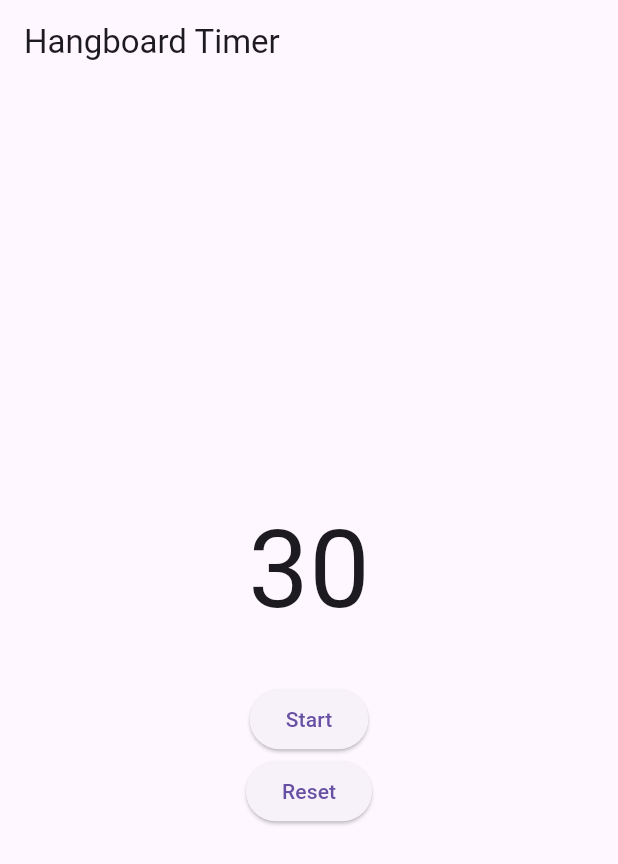
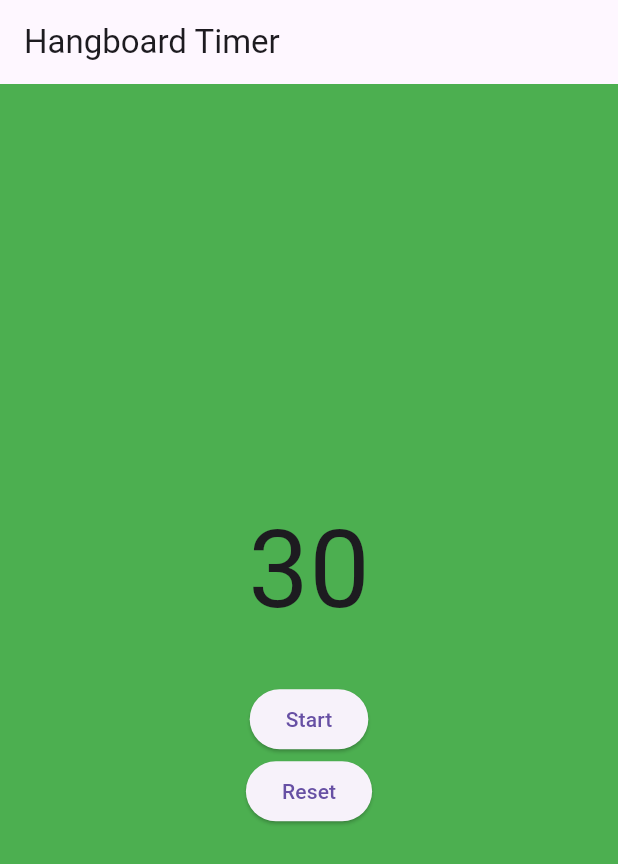
Before and after one commit to raul-sauco/hangboard-timer, a Flutter app: the screen it shows after launch, after a tap on "Start", after a tap on "Reset", on a phone screen of 412 x 824 dp. Shown: the top 864 px of the screen. Run offline on Flutter 3.47's test engine with Material 3 defaults, Android fonts, the phone set to English and light mode, and no system bars; our stand-ins replace flutter_bloc, freezed_annotation.

Commit message:
Add color background

```diff
--- a/lib/hangboard_timer.dart
+++ b/lib/hangboard_timer.dart
@@ -13,11 +13,27 @@ class HangboardTimer extends StatelessWidget {
       appBar: AppBar(title: const Text('Hangboard Timer')),
       body: BlocBuilder<TimerBloc, TimerState>(
         builder: (context, state) {
-          return Center(
+          return Stack(
+            children: [
+              Container(color: Colors.red),
+              Align(
+                alignment: Alignment.centerRight,
+                child: FractionallySizedBox(
+                  widthFactor: (state.timeLeft / state.totalTime).clamp(
+                    0.0,
+                    1.0,
+                  ),
+                  child: Container(color: Colors.green),
+                ),
+              ),
+              Center(
                 child: Column(
                   mainAxisSize: MainAxisSize.min,
                   children: [
-                Text('${state.timeLeft}', style: const TextStyle(fontSize: 72)),
+                    Text(
+                      '${state.timeLeft}',
+                      style: const TextStyle(fontSize: 72),
+                    ),
                     const SizedBox(height: 24),
                     switch (state) {
                       Initial() => ElevatedButton(
@@ -39,6 +55,8 @@ class HangboardTimer extends StatelessWidget {
                     ),
                   ],
                 ),
+              ),
+            ],
           );
         },
       ),
--- a/lib/timer/bloc.dart
+++ b/lib/timer/bloc.dart
@@ -10,7 +10,8 @@ class TimerBloc extends Bloc<TimerEvent, TimerState> {
   static const int _initialDuration = 30;
   Timer? _ticker;
 
-  TimerBloc() : super(const TimerState.initial(_initialDuration)) {
+  TimerBloc()
+    : super(const TimerState.initial(_initialDuration, _initialDuration)) {
     on<_Start>(_onStart);
     on<_Tick>(_onTick);
     on<_Pause>(_onPause);
@@ -21,32 +22,32 @@ class TimerBloc extends Bloc<TimerEvent, TimerState> {
   void _onStart(_Start event, Emitter<TimerState> emit) {
     _ticker?.cancel();
     _startTicker();
-    emit(TimerState.running(state.timeLeft));
+    emit(TimerState.running(state.timeLeft, _initialDuration));
   }
 
   void _onTick(_Tick event, Emitter<TimerState> emit) {
     final newTime = state.timeLeft - 1;
     if (newTime <= 0) {
       _ticker?.cancel();
-      emit(const TimerState.initial(_initialDuration));
+      emit(const TimerState.initial(_initialDuration, _initialDuration));
     } else {
-      emit(TimerState.running(newTime));
+      emit(TimerState.running(newTime, _initialDuration));
     }
   }
 
   void _onPause(_Pause event, Emitter<TimerState> emit) {
     _ticker?.cancel();
-    emit(TimerState.paused(state.timeLeft));
+    emit(TimerState.paused(state.timeLeft, _initialDuration));
   }
 
   void _onResume(_Resume event, Emitter<TimerState> emit) {
     _startTicker();
-    emit(TimerState.running(state.timeLeft));
+    emit(TimerState.running(state.timeLeft, _initialDuration));
   }
 
   void _onReset(_Reset event, Emitter<TimerState> emit) {
     _ticker?.cancel();
-    emit(const TimerState.initial(_initialDuration));
+    emit(const TimerState.initial(_initialDuration, _initialDuration));
   }
 
   void _startTicker() {
@@ -75,7 +76,7 @@ sealed class TimerEvent with _$TimerEvent {
 sealed class TimerState with _$TimerState {
   const TimerState._();
 
-  const factory TimerState.initial(int timeLeft) = Initial;
-  const factory TimerState.running(int timeLeft) = Running;
-  const factory TimerState.paused(int timeLeft) = Paused;
+  const factory TimerState.initial(int timeLeft, int totalTime) = Initial;
+  const factory TimerState.running(int timeLeft, int totalTime) = Running;
+  const factory TimerState.paused(int timeLeft, int totalTime) = Paused;
 }
```
Also changed, not shown: lib/timer/bloc.freezed.dart. Lines whose indentation alone changed are shown as unchanged.
